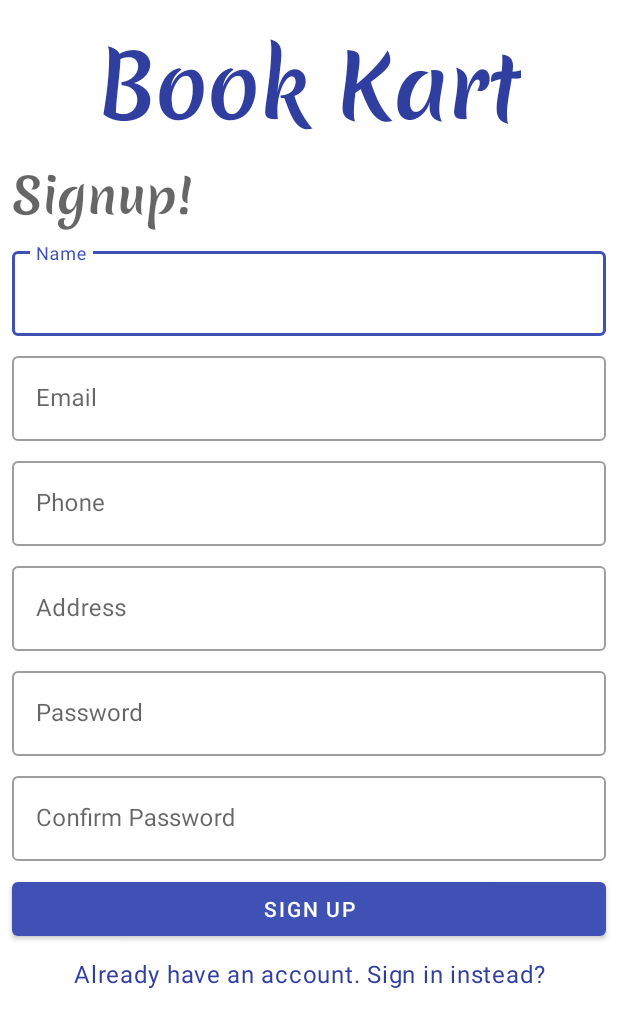
After one commit to nikhil24-tech/BookKart_Android, an Android app: the SignUpActivity screen opened directly, with no data from a screen before it, on a phone screen of 412 x 824 dp. The commit adds this screen. Shown: the top 1028 px of the screen. Run offline under Robolectric (Android 15) with nearby library versions, the phone set to English and light mode, and no system bars.

Commit message:
SignIn/Signup Screens commit V1.

```diff
--- /dev/null
+++ b/app/src/main/java/com/example/bookkart_android/SignUpActivity.java
@@ -0,0 +1,28 @@
+package com.example.bookkart_android;
+
+import androidx.appcompat.app.AppCompatActivity;
+
+import android.content.Intent;
+import android.os.Bundle;
+
+import com.example.bookkart.databinding.ActivitySignUpBinding;
+import com.example.bookkart_android.MainActivity;
+import com.example.bookkart_android.SignInActivity;
+
+public class SignUpActivity extends AppCompatActivity {
+
+    @Override
+    protected void onCreate(Bundle savedInstanceState) {
+        super.onCreate(savedInstanceState);
+        ActivitySignUpBinding binding = ActivitySignUpBinding.inflate(getLayoutInflater());
+        setContentView(binding.getRoot());
+        binding.signUpButton.setOnClickListener(v -> {
+            startActivity(new Intent(this, MainActivity.class));
+            finish();
+        });
+        binding.goToSignIn.setOnClickListener(v -> {
+            startActivity(new Intent(this, SignInActivity.class));
+            finish();
+        });
+    }
+}
--- /dev/null
+++ b/app/src/main/res/layout/activity_sign_up.xml
@@ -0,0 +1,165 @@
+<?xml version="1.0" encoding="utf-8"?>
+<ScrollView xmlns:android="http://schemas.android.com/apk/res/android"
+    xmlns:app="http://schemas.android.com/apk/res-auto"
+    xmlns:tools="http://schemas.android.com/tools"
+    android:layout_width="match_parent"
+    android:layout_height="match_parent">
+
+    <androidx.constraintlayout.widget.ConstraintLayout
+        android:layout_width="match_parent"
+        android:layout_height="match_parent"
+        tools:context="com.example.bookkart_android.SignUpActivity">
+
+        <TextView
+            android:id="@+id/textView2"
+            android:layout_width="wrap_content"
+            android:layout_height="wrap_content"
+            android:layout_marginTop="16dp"
+            android:fontFamily="@font/meriendaone"
+            android:text="@string/app_name"
+            android:textAppearance="@style/TextAppearance.Material3.DisplayLarge"
+            android:textColor="@color/blue_700"
+            app:layout_constraintEnd_toEndOf="parent"
+            app:layout_constraintStart_toStartOf="parent"
+            app:layout_constraintTop_toTopOf="parent" />
+
+        <TextView
+            android:id="@+id/textView3"
+            android:layout_width="wrap_content"
+            android:layout_height="wrap_content"
+            android:layout_margin="8dp"
+            android:text="Signup!"
+            android:fontFamily="@font/meriendaone"
+            android:textAppearance="@style/TextAppearance.Material3.HeadlineLarge"
+            app:layout_constraintStart_toStartOf="parent"
+            app:layout_constraintTop_toBottomOf="@+id/textView2" />
+
+        <com.google.android.material.textfield.TextInputLayout
+            android:id="@+id/nameTextField"
+            style="@style/Widget.MaterialComponents.TextInputLayout.OutlinedBox"
+            android:layout_width="match_parent"
+            android:layout_height="wrap_content"
+            android:layout_margin="8dp"
+            android:hint="Name"
+            app:layout_constraintEnd_toEndOf="parent"
+            app:layout_constraintStart_toStartOf="parent"
+            app:layout_constraintTop_toBottomOf="@+id/textView3">
+
+            <com.google.android.material.textfield.TextInputEditText
+                android:layout_width="match_parent"
+                android:layout_height="wrap_content"
+                android:inputType="textPersonName" />
+        </com.google.android.material.textfield.TextInputLayout>
+
+        <com.google.android.material.textfield.TextInputLayout
+            android:id="@+id/emailTextField"
+            style="@style/Widget.MaterialComponents.TextInputLayout.OutlinedBox"
+            android:layout_width="match_parent"
+            android:layout_height="wrap_content"
+            android:layout_margin="8dp"
+            android:hint="Email"
+            app:layout_constraintEnd_toEndOf="parent"
+            app:layout_constraintStart_toStartOf="parent"
+            app:layout_constraintTop_toBottomOf="@+id/nameTextField">
+
+            <com.google.android.material.textfield.TextInputEditText
+                android:layout_width="match_parent"
+                android:layout_height="wrap_content"
+                android:inputType="textEmailAddress" />
+        </com.google.android.material.textfield.TextInputLayout>
+
+        <com.google.android.material.textfield.TextInputLayout
+            android:id="@+id/phoneTextField"
+            style="@style/Widget.MaterialComponents.TextInputLayout.OutlinedBox"
+            android:layout_width="match_parent"
+            android:layout_height="wrap_content"
+            android:layout_margin="8dp"
+            android:hint="Phone"
+            app:layout_constraintEnd_toEndOf="parent"
+            app:layout_constraintStart_toStartOf="parent"
+            app:layout_constraintTop_toBottomOf="@+id/emailTextField">
+
+            <com.google.android.material.textfield.TextInputEditText
+                android:layout_width="match_parent"
+                android:layout_height="wrap_content"
+                android:inputType="phone" />
+        </com.google.android.material.textfield.TextInputLayout>
+
+        <com.google.android.material.textfield.TextInputLayout
+            android:id="@+id/addressTextField"
+            style="@style/Widget.MaterialComponents.TextInputLayout.OutlinedBox"
+            android:layout_width="match_parent"
+            android:layout_height="wrap_content"
+            android:layout_margin="8dp"
+            android:hint="Address"
+            app:layout_constraintEnd_toEndOf="parent"
+            app:layout_constraintStart_toStartOf="parent"
+            app:layout_constraintTop_toBottomOf="@+id/phoneTextField">
+
+            <com.google.android.material.textfield.TextInputEditText
+                android:layout_width="match_parent"
+                android:layout_height="wrap_content"
+                android:inputType="textPostalAddress" />
+        </com.google.android.material.textfield.TextInputLayout>
+
+        <com.google.android.material.textfield.TextInputLayout
+            android:id="@+id/passwordTextField"
+            style="@style/Widget.MaterialComponents.TextInputLayout.OutlinedBox"
+            android:layout_width="match_parent"
+            android:layout_height="wrap_content"
+            android:layout_margin="8dp"
+            android:hint="Password"
+            app:layout_constraintEnd_toEndOf="parent"
+            app:layout_constraintStart_toStartOf="parent"
+            app:layout_constraintTop_toBottomOf="@+id/addressTextField">
+
+            <com.google.android.material.textfield.TextInputEditText
+                android:layout_width="match_parent"
+                android:layout_height="wrap_content"
+                android:inputType="textPassword" />
+        </com.google.android.material.textfield.TextInputLayout>
+
+        <com.google.android.material.textfield.TextInputLayout
+            android:id="@+id/confirmPasswordTextField"
+            style="@style/Widget.MaterialComponents.TextInputLayout.OutlinedBox"
+            android:layout_width="match_parent"
+            android:layout_height="wrap_content"
+            android:layout_margin="8dp"
+            android:hint="Confirm Password"
+            app:layout_constraintEnd_toEndOf="parent"
+            app:layout_constraintStart_toStartOf="parent"
+            app:layout_constraintTop_toBottomOf="@+id/passwordTextField">
+
+            <com.google.android.material.textfield.TextInputEditText
+                android:layout_width="match_parent"
+                android:layout_height="wrap_content"
+                android:inputType="textPassword" />
+        </com.google.android.material.textfield.TextInputLayout>
+
+        <com.google.android.material.button.MaterialButton
+            android:id="@+id/signUpButton"
+            android:layout_width="match_parent"
+            android:layout_height="wrap_content"
+            android:layout_margin="8dp"
+            android:text="Sign Up"
+            app:layout_constraintEnd_toEndOf="parent"
+            app:layout_constraintStart_toStartOf="parent"
+            app:layout_constraintTop_toBottomOf="@+id/confirmPasswordTextField" />
+
+        <TextView
+            android:id="@+id/goToSignIn"
+            android:layout_width="match_parent"
+            android:layout_height="wrap_content"
+            android:layout_margin="8dp"
+            android:layout_marginTop="32dp"
+            android:textAlignment="center"
+            android:text="Already have an account. Sign in instead?"
+            android:textAppearance="@style/TextAppearance.Material3.BodyLarge"
+            android:textColor="@color/blue_700"
+            app:layout_constraintBottom_toBottomOf="parent"
+            app:layout_constraintEnd_toEndOf="parent"
+            app:layout_constraintStart_toStartOf="parent"
+            app:layout_constraintTop_toBottomOf="@+id/signUpButton" />
+
+    </androidx.constraintlayout.widget.ConstraintLayout>
+</ScrollView>
--- a/app/src/main/res/values-night/themes.xml
+++ b/app/src/main/res/values-night/themes.xml
@@ -1,9 +1,9 @@
 <resources xmlns:tools="http://schemas.android.com/tools">
     <!-- Base application theme. -->
-    <style name="Theme.BookKart_Android" parent="Theme.MaterialComponents.DayNight.DarkActionBar">
+    <style name="Theme.BookKart" parent="Theme.MaterialComponents.DayNight.DarkActionBar">
         <!-- Primary brand color. -->
-        <item name="colorPrimary">@color/purple_200</item>
-        <item name="colorPrimaryVariant">@color/purple_700</item>
+        <item name="colorPrimary">@color/blue_200</item>
+        <item name="colorPrimaryVariant">@color/blue_700</item>
         <item name="colorOnPrimary">@color/black</item>
         <!-- Secondary brand color. -->
         <item name="colorSecondary">@color/teal_200</item>
--- a/app/src/main/res/values/colors.xml
+++ b/app/src/main/res/values/colors.xml
@@ -1,8 +1,9 @@
 <?xml version="1.0" encoding="utf-8"?>
 <resources>
-    <color name="purple_200">#FFBB86FC</color>
-    <color name="purple_500">#FF6200EE</color>
-    <color name="purple_700">#FF3700B3</color>
+    <color name="blue_200">#2196F3</color>
+    <color name="blue_500">#3F51B5</color>
+    <color name="blue_700">#303F9F</color>
+    <color name="red_700">#D32F2F</color>
     <color name="teal_200">#FF03DAC5</color>
     <color name="teal_700">#FF018786</color>
     <color name="black">#FF000000</color>
--- /dev/null
+++ b/app/src/main/res/values/dimens.xml
@@ -0,0 +1,4 @@
+<?xml version="1.0" encoding="utf-8"?>
+<resources>
+    <dimen name="text_margin">16dp</dimen>
+</resources>
--- a/app/src/main/res/values/strings.xml
+++ b/app/src/main/res/values/strings.xml
@@ -1,3 +1,5 @@
 <resources>
-    <string name="app_name">BookKart_Android</string>
+    <string name="app_name">Book Kart</string>
+    <!-- TODO: Remove or change this placeholder text -->
+    <string name="hello_blank_fragment">Hello blank fragment</string>
 </resources>
--- a/app/src/main/res/values/themes.xml
+++ b/app/src/main/res/values/themes.xml
@@ -1,9 +1,9 @@
 <resources xmlns:tools="http://schemas.android.com/tools">
     <!-- Base application theme. -->
-    <style name="Theme.BookKart_Android" parent="Theme.MaterialComponents.DayNight.DarkActionBar">
+    <style name="Theme.BookKart" parent="Theme.MaterialComponents.DayNight.DarkActionBar">
         <!-- Primary brand color. -->
-        <item name="colorPrimary">@color/purple_500</item>
-        <item name="colorPrimaryVariant">@color/purple_700</item>
+        <item name="colorPrimary">@color/blue_500</item>
+        <item name="colorPrimaryVariant">@color/blue_700</item>
         <item name="colorOnPrimary">@color/white</item>
         <!-- Secondary brand color. -->
         <item name="colorSecondary">@color/teal_200</item>
@@ -13,4 +13,23 @@
         <item name="android:statusBarColor" tools:targetApi="l">?attr/colorPrimaryVariant</item>
         <!-- Customize your theme here. -->
     </style>
+
+    <style name="Theme.BookKart.NoActionBar">
+        <item name="windowActionBar">false</item>
+        <item name="windowNoTitle">true</item>
+    </style>
+
+    <style name="ShapeAppearanceOverlay.App.CornerSize10Percent" parent="">
+        <item name="cornerSize">10%</item>
+    </style>
+    <style name="ShapeAppearanceOverlay_card_custom_corners" parent="">
+        <item name="cornerFamily">rounded</item>
+        <item name="cornerSize">32dp</item>
+    </style>
+    <style name="CustomCardViewStyle" parent="@style/Widget.MaterialComponents.CardView">
+        <item name="shapeAppearanceOverlay">@style/ShapeAppearanceOverlay_card_custom_corners</item>
+    </style>
+    <style name="CustomTitleAppearance" parent="@style/TextAppearance.Material3.HeadlineLarge">
+        <item name="fontFamily">@font/meriendaone</item>
+    </style>
 </resources>
--- a/build.gradle
+++ b/build.gradle
@@ -1,7 +1,7 @@
 // Top-level build file where you can add configuration options common to all sub-projects/modules.
 plugins {
-    id 'com.android.application' version '7.1.2' apply false
-    id 'com.android.library' version '7.1.2' apply false
+    id 'com.android.application' version '7.1.3' apply false
+    id 'com.android.library' version '7.1.3' apply false
 }
 
 task clean(type: Delete) {
--- a/settings.gradle
+++ b/settings.gradle
@@ -12,5 +12,5 @@ dependencyResolutionManagement {
         mavenCentral()
     }
 }
-rootProject.name = "BookKart_Android"
+rootProject.name = "BookKart"
 include ':app'
```
Also changed, not shown: app/build.gradle (+19 -5 lines), app/src/main/AndroidManifest.xml (+13 -3 lines), app/src/main/java/com/example/bookkart_android/MainActivity.java (+23 -2 lines), app/src/main/java/com/example/bookkart_android/SignInActivity.java (added, +26 -0 lines), app/src/main/java/com/example/bookkart_android/SignUpOptionsActivity.java (added, +36 -0 lines), app/src/main/java/com/example/bookkart_android/SplashActivity.java (added, +22 -0 lines), app/src/main/res/layout/activity_main.xml (+35 -7 lines), app/src/main/res/layout/activity_sign_in.xml (added, +92 -0 lines), app/src/main/res/layout/activity_sign_up_options.xml (added, +72 -0 lines), app/src/main/res/layout/activity_splash.xml (added, +22 -0 lines), app/src/main/res/font/meriendaone.ttf (added), gradle/wrapper/gradle-wrapper.properties.
